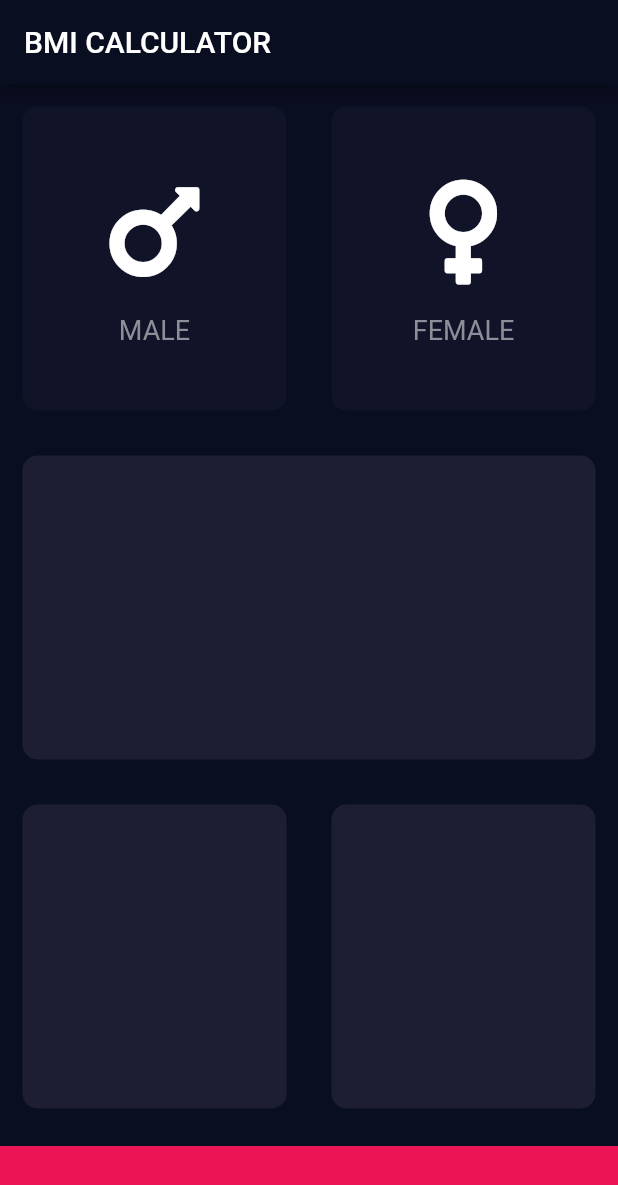
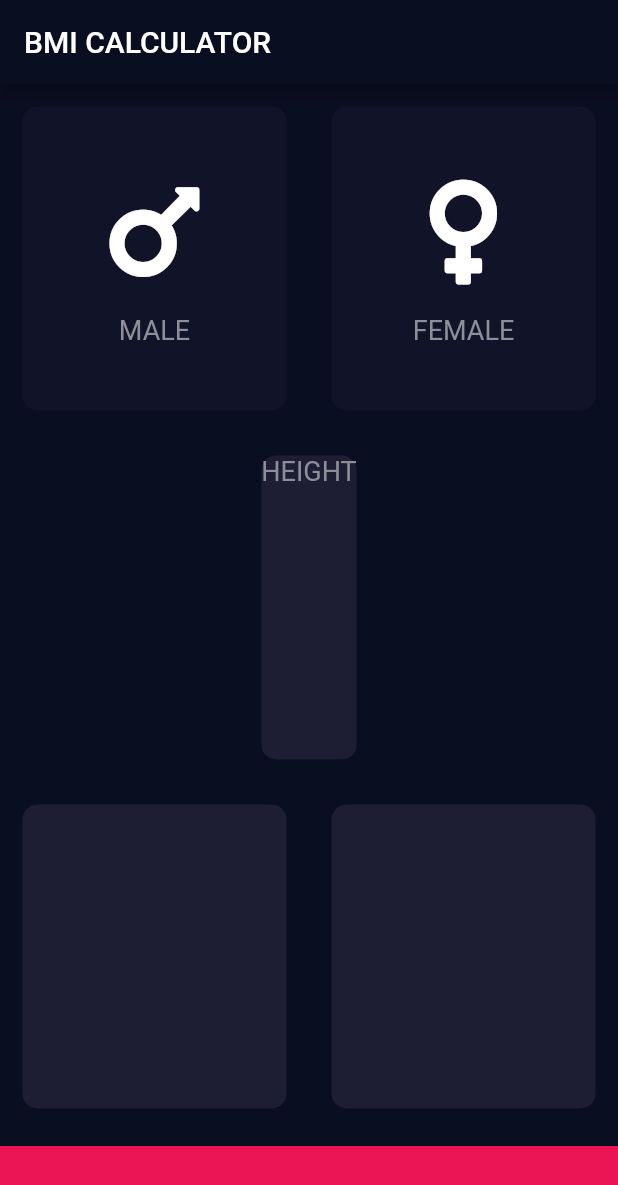
Before and after one commit to Praveen-Sharma00/BMI-Calcuator, a Flutter app: the screen it shows after launch, on a phone screen of 412 x 824 dp. Shown: the top 1185 px of the screen. Run offline on Flutter 3.47's test engine with Material 2 defaults, Android fonts, the phone set to English and light mode, and no system bars; our stand-ins replace font_awesome_flutter.

Commit message:
Refactored Constants

```diff
--- /dev/null
+++ b/lib/constants.dart
@@ -0,0 +1,11 @@
+import 'package:flutter/cupertino.dart';
+
+const kBottomContainerHeight = 60.0;
+const kInActiveCardColor = Color(0xFF111328);
+const kActiveCardColor = Color(0xFF1D1E33);
+const kBottomContainerColor = Color(0xFFEB1555);
+
+const labelTextStyle = TextStyle(
+  fontSize: 18.0,
+  color: Color(0xFF8D8E98),
+);
--- a/lib/icon_content.dart
+++ b/lib/icon_content.dart
@@ -1,4 +1,6 @@
 import 'package:flutter/material.dart';
+
+import 'constants.dart';
 
 class IconContent extends StatelessWidget {
   @override
@@ -18,10 +20,7 @@ class IconContent extends StatelessWidget {
         ),
         Text(
           label,
-          style: TextStyle(
-            fontSize: 18.0,
-            color: Color(0xFF8D8E98),
-          ),
+          style: labelTextStyle,
         ),
       ],
     );
--- a/lib/input_page.dart
+++ b/lib/input_page.dart
@@ -1,12 +1,8 @@
+import 'package:bmi_calculator/constants.dart';
 import 'package:flutter/material.dart';
 import 'package:font_awesome_flutter/font_awesome_flutter.dart';
 
 import 'icon_content.dart';
-
-const bottomContainerHeight = 60.0;
-const inActiveCardColor = Color(0xFF111328);
-const activeCardColor = Color(0xFF1D1E33);
-const bottomContainerColor = Color(0xFFEB1555);
 
 enum Gender { MALE, FEMALE }
 
@@ -16,8 +12,8 @@ class InputPage extends StatefulWidget {
 }
 
 class _InputPageState extends State<InputPage> {
-  Color maleCardColor = inActiveCardColor;
-  Color femaleCardColor = inActiveCardColor;
+  Color maleCardColor = kInActiveCardColor;
+  Color femaleCardColor = kInActiveCardColor;
 
   Gender selectedGender;
 
@@ -38,8 +34,8 @@ class _InputPageState extends State<InputPage> {
                       selectedGender = Gender.MALE;
                     },
                     color: (selectedGender == Gender.MALE
-                        ? activeCardColor
-                        : inActiveCardColor),
+                        ? kActiveCardColor
+                        : kInActiveCardColor),
                     cardChild:
                         IconContent(icon: FontAwesomeIcons.mars, label: 'MALE'),
                   ),
@@ -50,8 +46,8 @@ class _InputPageState extends State<InputPage> {
                       selectedGender = Gender.FEMALE;
                     },
                     color: (selectedGender == Gender.FEMALE
-                        ? activeCardColor
-                        : inActiveCardColor),
+                        ? kActiveCardColor
+                        : kInActiveCardColor),
                     cardChild: IconContent(
                         icon: FontAwesomeIcons.venus, label: 'FEMALE'),
                   ),
@@ -60,25 +56,35 @@ class _InputPageState extends State<InputPage> {
             ),
           ),
           Expanded(
-            child: ReusableCard(color: activeCardColor),
+            child: ReusableCard(
+              color: kActiveCardColor,
+              cardChild: Column(
+                children: <Widget>[
+                  Text(
+                    'HEIGHT',
+                    style: labelTextStyle,
+                  )
+                ],
+              ),
+            ),
           ),
           Expanded(
             child: Row(
               children: <Widget>[
                 Expanded(
-                  child: ReusableCard(color: activeCardColor),
+                  child: ReusableCard(color: kActiveCardColor),
                 ),
                 Expanded(
-                  child: ReusableCard(color: activeCardColor),
+                  child: ReusableCard(color: kActiveCardColor),
                 ),
               ],
             ),
           ),
           Container(
-            color: bottomContainerColor,
+            color: kBottomContainerColor,
             margin: EdgeInsets.only(top: 10.0),
             width: double.infinity,
-            height: bottomContainerHeight,
+            height: kBottomContainerHeight,
           ),
         ],
       ),
```
